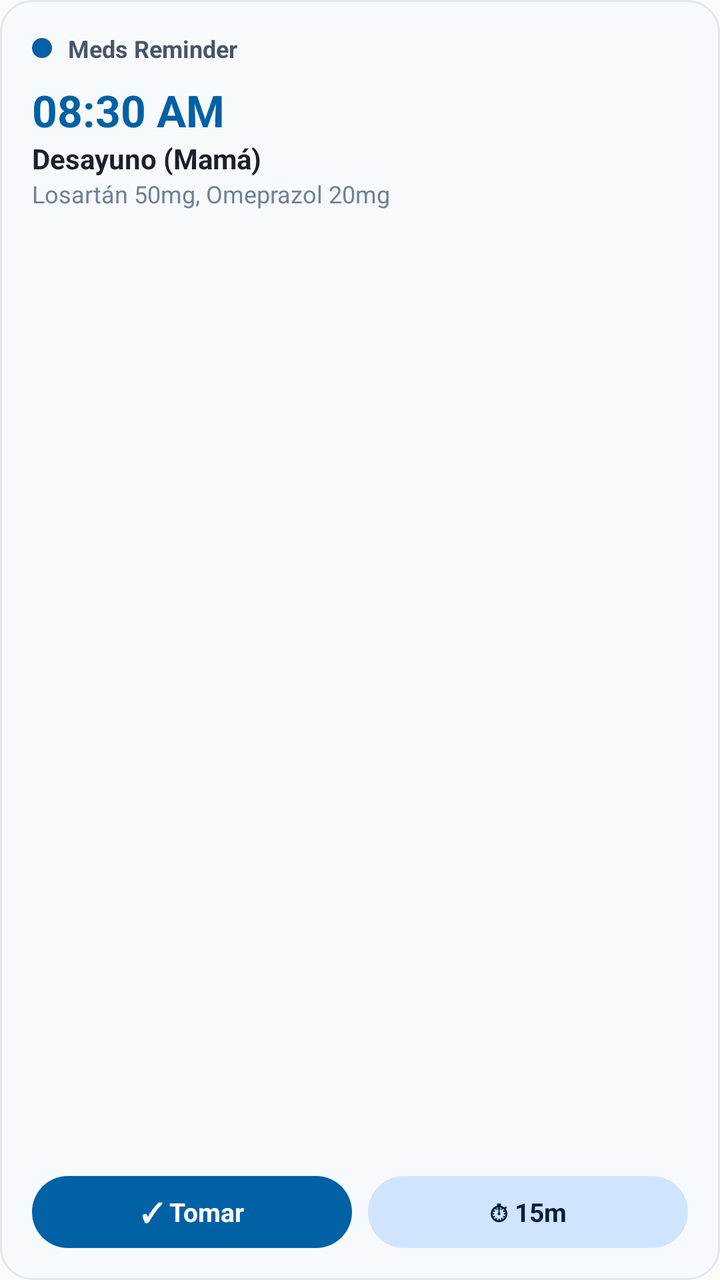
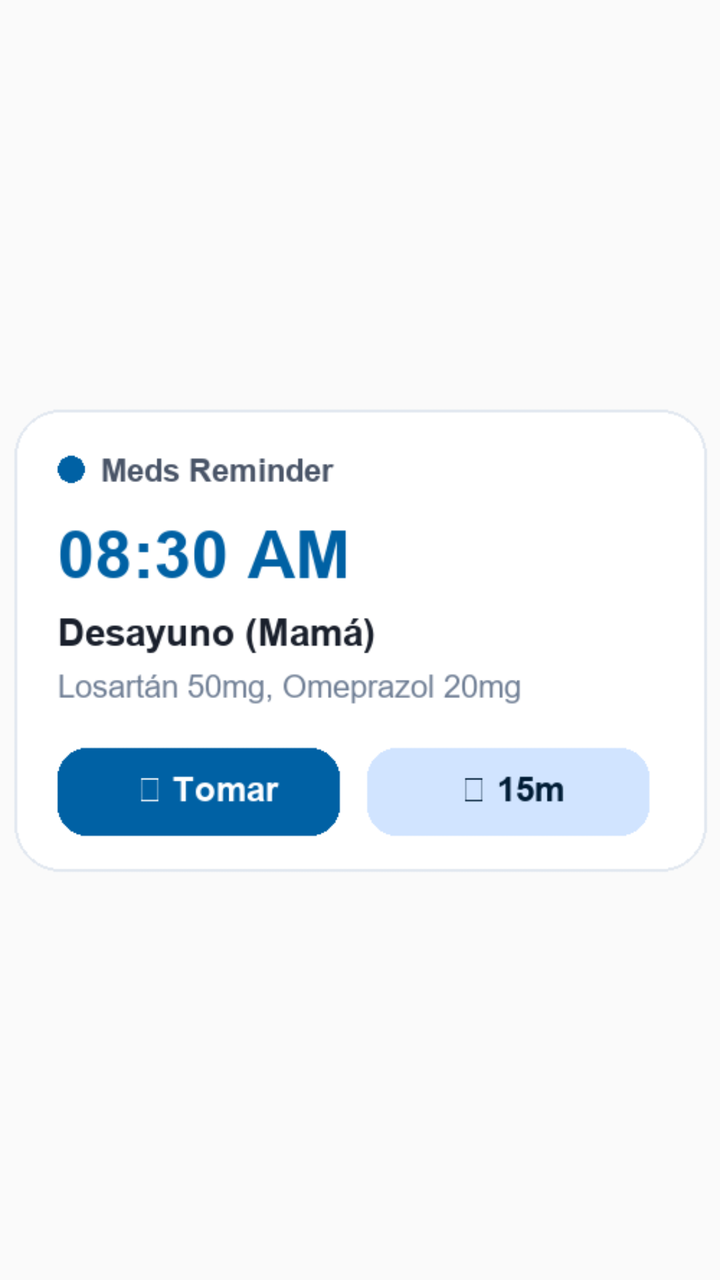

The first picture is an Android layout as it rendered before a commit; the second is the same layout after the commit. The layout source and the unified diff follow.
<!-- AndroidManifest.xml: application theme android:Theme.Material.Light.NoActionBar -->
<!-- res/layout/widget_next_dose_preview.xml -->
<?xml version="1.0" encoding="utf-8"?>
<LinearLayout xmlns:android="http://schemas.android.com/apk/res/android"
    android:layout_width="match_parent"
    android:layout_height="match_parent"
    android:background="@drawable/widget_preview_card_bg"
    android:orientation="vertical"
    android:padding="16dp">

    
    <LinearLayout
        android:layout_width="match_parent"
        android:layout_height="wrap_content"
        android:gravity="center_vertical"
        android:orientation="horizontal">

        <ImageView
            android:layout_width="10dp"
            android:layout_height="10dp"
            android:src="@drawable/widget_preview_button_bg" />

        <TextView
            android:layout_width="wrap_content"
            android:layout_height="wrap_content"
            android:layout_marginStart="8dp"
            android:text="Meds Reminder"
            android:textColor="#4A5568"
            android:textSize="12sp"
            android:textStyle="bold" />
    </LinearLayout>

    <Space
        android:layout_width="match_parent"
        android:layout_height="8dp" />

    
    <TextView
        android:layout_width="wrap_content"
        android:layout_height="wrap_content"
        android:text="08:30 AM"
        android:textColor="#0061A4"
        android:textSize="22sp"
        android:textStyle="bold" />

    
    <TextView
        android:layout_width="wrap_content"
        android:layout_height="wrap_content"
        android:text="Desayuno (Mamá)"
        android:textColor="#1A202C"
        android:textSize="14sp"
        android:textStyle="bold" />

    
    <TextView
        android:layout_width="wrap_content"
        android:layout_height="wrap_content"
        android:text="Losartán 50mg, Omeprazol 20mg"
        android:textColor="#718096"
        android:textSize="12sp" />

    <Space
        android:layout_width="match_parent"
        android:layout_height="0dp"
        android:layout_weight="1" />

    
    <LinearLayout
        android:layout_width="match_parent"
        android:layout_height="wrap_content"
        android:orientation="horizontal">

        <TextView
            android:layout_width="0dp"
            android:layout_height="36dp"
            android:layout_weight="1"
            android:background="@drawable/widget_preview_button_bg"
            android:gravity="center"
            android:text="✓ Tomar"
            android:textColor="#FFFFFF"
            android:textSize="13sp"
            android:textStyle="bold" />

        <Space
            android:layout_width="8dp"
            android:layout_height="match_parent" />

        <TextView
            android:layout_width="0dp"
            android:layout_height="36dp"
            android:layout_weight="1"
            android:background="@drawable/widget_preview_button_tonal_bg"
            android:gravity="center"
            android:text="⏱ 15m"
            android:textColor="#001D36"
            android:textSize="13sp"
            android:textStyle="bold" />
    </LinearLayout>

</LinearLayout>
<!-- resources referenced by this layout -->
<resources>
  <!-- drawable widget_preview_button_bg (drawable) -->
  <?xml version="1.0" encoding="utf-8"?>
  <shape xmlns:android="http://schemas.android.com/apk/res/android"
      android:shape="rectangle">
      <corners android:radius="20dp" />
      <solid android:color="#0061A4" />
  </shape>
  <!-- drawable widget_preview_button_tonal_bg (drawable) -->
  <?xml version="1.0" encoding="utf-8"?>
  <shape xmlns:android="http://schemas.android.com/apk/res/android"
      android:shape="rectangle">
      <corners android:radius="20dp" />
      <solid android:color="#D1E4FF" />
  </shape>
  <!-- drawable widget_preview_card_bg (drawable) -->
  <?xml version="1.0" encoding="utf-8"?>
  <shape xmlns:android="http://schemas.android.com/apk/res/android"
      android:shape="rectangle">
      <corners android:radius="16dp" />
      <solid android:color="#F7FAFC" />
      <stroke
          android:width="1dp"
          android:color="#E2E8F0" />
  </shape>
</resources>

<!-- the commit's change to res/layout/widget_next_dose_preview.xml (unified diff, before → after) -->
@@ -1,99 +1,11 @@
 <?xml version="1.0" encoding="utf-8"?>
-<LinearLayout xmlns:android="http://schemas.android.com/apk/res/android"
+<FrameLayout xmlns:android="http://schemas.android.com/apk/res/android"
     android:layout_width="match_parent"
-    android:layout_height="match_parent"
-    android:background="@drawable/widget_preview_card_bg"
-    android:orientation="vertical"
-    android:padding="16dp">
+    android:layout_height="match_parent">
 
-    
-    <LinearLayout
+    <ImageView
         android:layout_width="match_parent"
-        android:layout_height="wrap_content"
-        android:gravity="center_vertical"
-        android:orientation="horizontal">
-
-        <ImageView
-            android:layout_width="10dp"
-            android:layout_height="10dp"
-            android:src="@drawable/widget_preview_button_bg" />
-
-        <TextView
-            android:layout_width="wrap_content"
-            android:layout_height="wrap_content"
-            android:layout_marginStart="8dp"
-            android:text="Meds Reminder"
-            android:textColor="#4A5568"
-            android:textSize="12sp"
-            android:textStyle="bold" />
-    </LinearLayout>
-
-    <Space
-        android:layout_width="match_parent"
-        android:layout_height="8dp" />
-
-    
-    <TextView
-        android:layout_width="wrap_content"
-        android:layout_height="wrap_content"
-        android:text="08:30 AM"
-        android:textColor="#0061A4"
-        android:textSize="22sp"
-        android:textStyle="bold" />
-
-    
-    <TextView
-        android:layout_width="wrap_content"
-        android:layout_height="wrap_content"
-        android:text="Desayuno (Mamá)"
-        android:textColor="#1A202C"
-        android:textSize="14sp"
-        android:textStyle="bold" />
-
-    
-    <TextView
-        android:layout_width="wrap_content"
-        android:layout_height="wrap_content"
-        android:text="Losartán 50mg, Omeprazol 20mg"
-        android:textColor="#718096"
-        android:textSize="12sp" />
-
-    <Space
-        android:layout_width="match_parent"
-        android:layout_height="0dp"
-        android:layout_weight="1" />
-
-    
-    <LinearLayout
-        android:layout_width="match_parent"
-        android:layout_height="wrap_content"
-        android:orientation="horizontal">
-
-        <TextView
-            android:layout_width="0dp"
-            android:layout_height="36dp"
-            android:layout_weight="1"
-            android:background="@drawable/widget_preview_button_bg"
-            android:gravity="center"
-            android:text="✓ Tomar"
-            android:textColor="#FFFFFF"
-            android:textSize="13sp"
-            android:textStyle="bold" />
-
-        <Space
-            android:layout_width="8dp"
-            android:layout_height="match_parent" />
-
-        <TextView
-            android:layout_width="0dp"
-            android:layout_height="36dp"
-            android:layout_weight="1"
-            android:background="@drawable/widget_preview_button_tonal_bg"
-            android:gravity="center"
-            android:text="⏱ 15m"
-            android:textColor="#001D36"
-            android:textSize="13sp"
-            android:textStyle="bold" />
-    </LinearLayout>
-
-</LinearLayout>
+        android:layout_height="match_parent"
+        android:scaleType="fitCenter"
+        android:src="@drawable/widget_next_dose_preview" />
+</FrameLayout>
<!-- resource entries referenced after the edit -->
@@ -1,28 +1,5 @@
 <!-- resources referenced by this layout -->
 <resources>
-  <!-- drawable widget_preview_button_bg (drawable) -->
-  <?xml version="1.0" encoding="utf-8"?>
-  <shape xmlns:android="http://schemas.android.com/apk/res/android"
-      android:shape="rectangle">
-      <corners android:radius="20dp" />
-      <solid android:color="#0061A4" />
-  </shape>
-  <!-- drawable widget_preview_button_tonal_bg (drawable) -->
-  <?xml version="1.0" encoding="utf-8"?>
-  <shape xmlns:android="http://schemas.android.com/apk/res/android"
-      android:shape="rectangle">
-      <corners android:radius="20dp" />
-      <solid android:color="#D1E4FF" />
-  </shape>
-  <!-- drawable widget_preview_card_bg (drawable) -->
-  <?xml version="1.0" encoding="utf-8"?>
-  <shape xmlns:android="http://schemas.android.com/apk/res/android"
-      android:shape="rectangle">
-      <corners android:radius="16dp" />
-      <solid android:color="#F7FAFC" />
-      <stroke
-          android:width="1dp"
-          android:color="#E2E8F0" />
-  </shape>
+  <!-- drawable widget_next_dose_preview: png bitmap (drawable-nodpi, 19637 bytes) -->
 </resources>
 
